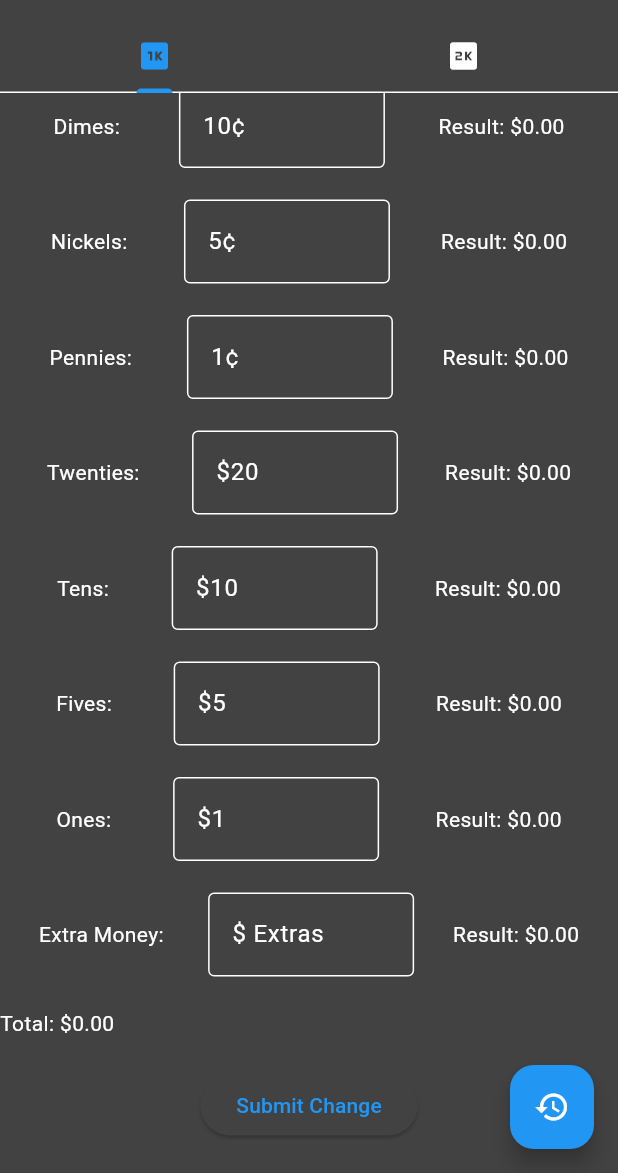
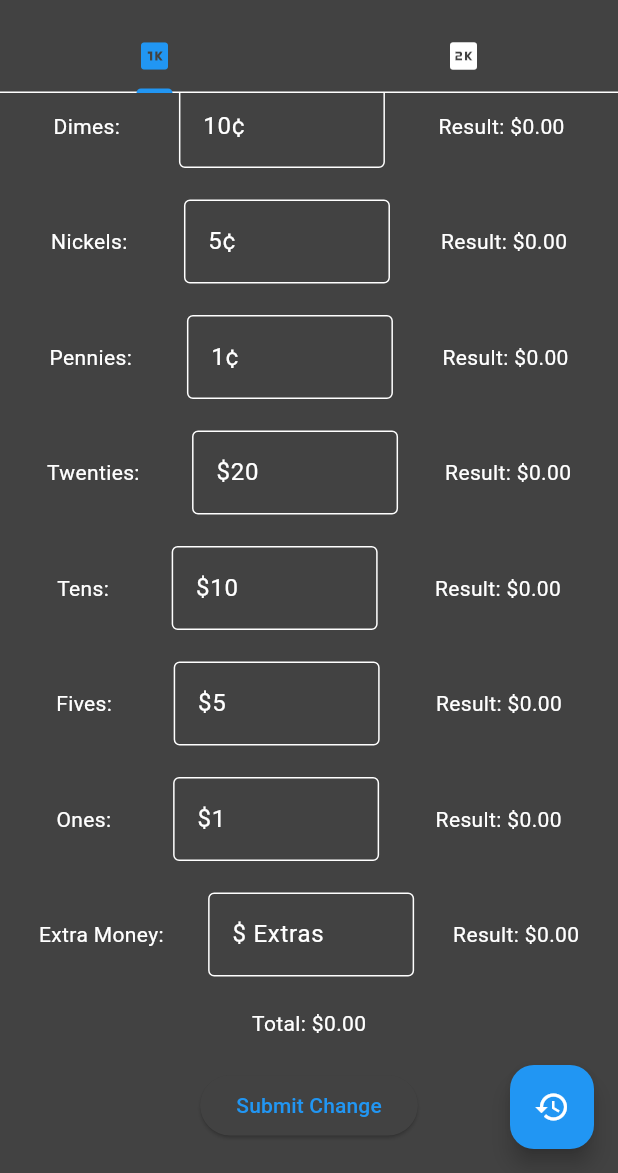
Before and after one commit to Defaulti0/flutter_calculator, a Flutter app: the screen it shows after launch, scrolled down 104 dp, after a tap on "Submit Change", on a phone screen of 412 x 824 dp, the part 63-1236 px from its top. Run offline on Flutter 3.47's test engine with Material 3 defaults, Android fonts, the phone set to English and light mode, and no system bars; drawn by our look-alikes of dynamic_color; our stand-ins replace supabase_flutter; accounts and stored records are empty; network calls fail.

```diff
--- a/lib/main.dart
+++ b/lib/main.dart
@@ -574,8 +574,9 @@ class _RegCalcState extends State<RegCalc> {
                           ],
                         ),
                         Row(
+                          mainAxisAlignment: MainAxisAlignment.spaceEvenly,
                           children: [
-                            Expanded(
+                            Flexible(
                               child: Text("Total: \$$total")
                             ),
                           ],
@@ -584,18 +585,13 @@ class _RegCalcState extends State<RegCalc> {
                           onPressed: () {
                             try {
                               checkReg1(penniVal, nickeVal, dimesVal, quartVal, onesVal, fiveVal, tensVal, twenVal, extraVal);
+                              ScaffoldMessenger.of(context).showSnackBar(const SnackBar(
+                                content: Text('Updated Register 1 Log'),
+                              ));
                             } catch (e) {
-                              ScaffoldMessenger.of(context).showSnackBar(
-                                const SnackBar(
-                                  content: Text('An error occurred'),
-                                ),
-                              );
-                            } finally {
-                              ScaffoldMessenger.of(context).showSnackBar(
-                                const SnackBar(
-                                  content: Text('Updated Register 1 Log'),
-                                ),
-                              );
+                              ScaffoldMessenger.of(context).showSnackBar(const SnackBar(
+                                content: Text('An error occurred'),
+                              ));
                             }
                           },
                           child: const Text("Submit Change"),
```
